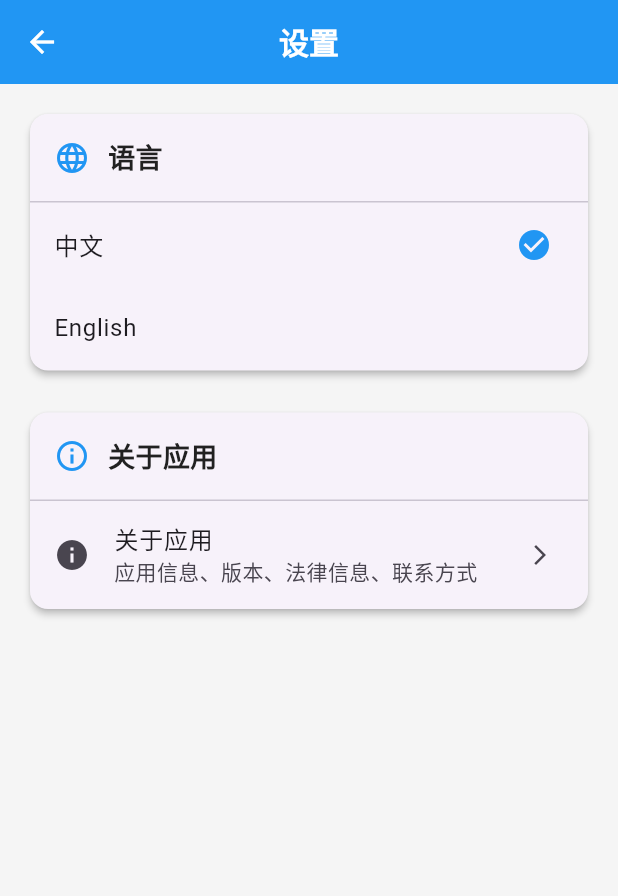
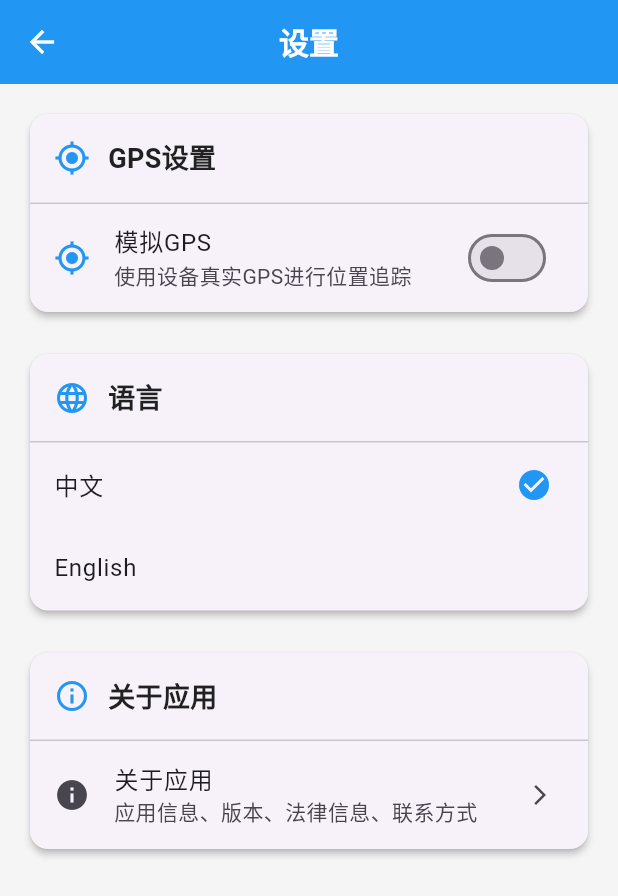
Before and after one commit to kreviazuk/flutter, a Flutter app: the SettingsScreen screen opened directly, on a phone screen of 412 x 824 dp. Shown: the top 896 px of the screen. Run offline on Flutter 3.47's test engine with Material 3 defaults, Android fonts, the phone set to English and light mode, and no system bars; our stand-ins replace geolocator, google_maps_flutter, image_picker, package_info_plus, permission_handler, shared_preferences; accounts and stored records are empty.

Commit message:
更新本地化文本，添加GPS设置相关内容，优化用户在设置GPS模式时的体验，确保应用在不同语言环境下提供准确的反馈。

```diff
--- /dev/null
+++ b/lib/core/services/gps_settings_service.dart
@@ -0,0 +1,27 @@
+import 'package:shared_preferences/shared_preferences.dart';
+
+/// GPS设置服务
+class GpsSettingsService {
+  static const String _simulateGpsKey = 'simulate_gps';
+
+  /// 获取是否启用GPS模拟
+  static Future<bool> getSimulateGpsEnabled() async {
+    try {
+      final prefs = await SharedPreferences.getInstance();
+      return prefs.getBool(_simulateGpsKey) ?? false; // 默认不启用模拟
+    } catch (e) {
+      print('获取GPS模拟设置失败: $e');
+      return false;
+    }
+  }
+
+  /// 设置是否启用GPS模拟
+  static Future<void> setSimulateGpsEnabled(bool enabled) async {
+    try {
+      final prefs = await SharedPreferences.getInstance();
+      await prefs.setBool(_simulateGpsKey, enabled);
+    } catch (e) {
+      print('保存GPS模拟设置失败: $e');
+    }
+  }
+}
--- a/lib/l10n/app_en.arb
+++ b/lib/l10n/app_en.arb
@@ -173,6 +173,12 @@
   "legalCompliance": "This app complies with relevant laws and regulations to protect user privacy rights",
   "aboutSubtitle": "App info, version, legal information, contact",
   "languageSwitchFailed": "Language switch failed: {error}",
+
+  "gpsSettings": "GPS Settings",
+  "simulateGps": "Simulate GPS",
+  "simulateGpsDescription": "Enable to use simulated GPS data for running tests",
+  "realGps": "Real GPS",
+  "realGpsDescription": "Use device's real GPS for location tracking",
   "@languageSwitchFailed": {
     "placeholders": {
       "error": {
@@ -202,6 +208,7 @@
   "averageSpeed": "Average Speed",
   "caloriesBurned": "Calories Burned",
   "realDataNote": "📱 Using real GPS to track your running route",
+  "simulatedDataNote": "📱 This is simulated GPS data for testing purposes",
   "startRealRun": "Start Running",
   "continueText": "Continue",
   "calories": "Calories",
--- a/lib/l10n/app_localizations.dart
+++ b/lib/l10n/app_localizations.dart
@@ -785,6 +785,36 @@ abstract class AppLocalizations {
   /// **'Language switch failed: {error}'**
   String languageSwitchFailed(String error);
 
+  /// No description provided for @gpsSettings.
+  ///
+  /// In en, this message translates to:
+  /// **'GPS Settings'**
+  String get gpsSettings;
+
+  /// No description provided for @simulateGps.
+  ///
+  /// In en, this message translates to:
+  /// **'Simulate GPS'**
+  String get simulateGps;
+
+  /// No description provided for @simulateGpsDescription.
+  ///
+  /// In en, this message translates to:
+  /// **'Enable to use simulated GPS data for running tests'**
+  String get simulateGpsDescription;
+
+  /// No description provided for @realGps.
+  ///
+  /// In en, this message translates to:
+  /// **'Real GPS'**
+  String get realGps;
+
+  /// No description provided for @realGpsDescription.
+  ///
+  /// In en, this message translates to:
+  /// **'Use device\'s real GPS for location tracking'**
+  String get realGpsDescription;
+
   /// No description provided for @readyToRun.
   ///
   /// In en, this message translates to:
@@ -892,6 +922,12 @@ abstract class AppLocalizations {
   /// In en, this message translates to:
   /// **'📱 Using real GPS to track your running route'**
   String get realDataNote;
+
+  /// No description provided for @simulatedDataNote.
+  ///
+  /// In en, this message translates to:
+  /// **'📱 This is simulated GPS data for testing purposes'**
+  String get simulatedDataNote;
 
   /// No description provided for @startRealRun.
   ///
--- a/lib/l10n/app_localizations_en.dart
+++ b/lib/l10n/app_localizations_en.dart
@@ -368,6 +368,21 @@ class AppLocalizationsEn extends AppLocalizations {
   }
 
   @override
+  String get gpsSettings => 'GPS Settings';
+
+  @override
+  String get simulateGps => 'Simulate GPS';
+
+  @override
+  String get simulateGpsDescription => 'Enable to use simulated GPS data for running tests';
+
+  @override
+  String get realGps => 'Real GPS';
+
+  @override
+  String get realGpsDescription => 'Use device\'s real GPS for location tracking';
+
+  @override
   String get readyToRun => '🏃‍♂️ Ready to start running!';
 
   @override
@@ -428,6 +443,9 @@ class AppLocalizationsEn extends AppLocalizations {
   String get realDataNote => '📱 Using real GPS to track your running route';
 
   @override
+  String get simulatedDataNote => '📱 This is simulated GPS data for testing purposes';
+
+  @override
   String get startRealRun => 'Start Running';
 
   @override
--- a/lib/l10n/app_localizations_zh.dart
+++ b/lib/l10n/app_localizations_zh.dart
@@ -368,6 +368,21 @@ class AppLocalizationsZh extends AppLocalizations {
   }
 
   @override
+  String get gpsSettings => 'GPS设置';
+
+  @override
+  String get simulateGps => '模拟GPS';
+
+  @override
+  String get simulateGpsDescription => '启用后将使用模拟GPS数据进行跑步测试';
+
+  @override
+  String get realGps => '真实GPS';
+
+  @override
+  String get realGpsDescription => '使用设备真实GPS进行位置追踪';
+
+  @override
   String get readyToRun => '🏃‍♂️ 准备开始跑步！';
 
   @override
@@ -428,6 +443,9 @@ class AppLocalizationsZh extends AppLocalizations {
   String get realDataNote => '📱 使用真实GPS追踪您的跑步路线';
 
   @override
+  String get simulatedDataNote => '📱 这是模拟GPS数据，用于测试功能';
+
+  @override
   String get startRealRun => '开始跑步';
 
   @override
--- a/lib/l10n/app_zh.arb
+++ b/lib/l10n/app_zh.arb
@@ -129,6 +129,12 @@
   "aboutSubtitle": "应用信息、版本、法律信息、联系方式",
   "languageSwitchFailed": "语言切换失败: {error}",
 
+  "gpsSettings": "GPS设置",
+  "simulateGps": "模拟GPS",
+  "simulateGpsDescription": "启用后将使用模拟GPS数据进行跑步测试",
+  "realGps": "真实GPS",
+  "realGpsDescription": "使用设备真实GPS进行位置追踪",
+
   "readyToRun": "🏃‍♂️ 准备开始跑步！",
   "startYourJourney": "🎉 开始你的跑步之旅！",
   "almostReady": "⚡ 马上就要开始了...",
@@ -150,6 +156,7 @@
   "averageSpeed": "平均速度",
   "caloriesBurned": "消耗卡路里",
   "realDataNote": "📱 使用真实GPS追踪您的跑步路线",
+  "simulatedDataNote": "📱 这是模拟GPS数据，用于测试功能",
   "startRealRun": "开始跑步",
   "continueText": "继续",
   "calories": "卡路里",
--- a/lib/presentation/screens/settings_screen.dart
+++ b/lib/presentation/screens/settings_screen.dart
@@ -1,6 +1,7 @@
 import 'package:flutter/material.dart';
 import '../theme/app_colors.dart';
 import '../../core/services/language_service.dart';
+import '../../core/services/gps_settings_service.dart';
 import '../../l10n/app_localizations.dart';
 import 'about_screen.dart';
 
@@ -14,6 +15,23 @@ class SettingsScreen extends StatefulWidget {
 
 class _SettingsScreenState extends State<SettingsScreen> {
   final LanguageService _languageService = LanguageService();
+  bool _isSimulateGpsEnabled = false;
+  bool _isLoadingGpsSettings = true;
+
+  @override
+  void initState() {
+    super.initState();
+    _loadGpsSettings();
+  }
+
+  /// 加载GPS设置
+  Future<void> _loadGpsSettings() async {
+    final isEnabled = await GpsSettingsService.getSimulateGpsEnabled();
+    setState(() {
+      _isSimulateGpsEnabled = isEnabled;
+      _isLoadingGpsSettings = false;
+    });
+  }
 
   @override
   Widget build(BuildContext context) {
@@ -30,6 +48,11 @@ class _SettingsScreenState extends State<SettingsScreen> {
       body: ListView(
         padding: const EdgeInsets.all(16),
         children: [
+          // GPS设置
+          _buildGpsSection(context, l10n),
+
+          const SizedBox(height: 20),
+
           // 语言设置
           _buildLanguageSection(context, l10n),
 
@@ -40,6 +63,86 @@ class _SettingsScreenState extends State<SettingsScreen> {
         ],
       ),
     );
+  }
+
+  /// 构建GPS设置部分
+  Widget _buildGpsSection(BuildContext context, AppLocalizations l10n) {
+    return Card(
+      elevation: 2,
+      shape: RoundedRectangleBorder(
+        borderRadius: BorderRadius.circular(12),
+      ),
+      child: Column(
+        crossAxisAlignment: CrossAxisAlignment.start,
+        children: [
+          Padding(
+            padding: const EdgeInsets.all(16),
+            child: Row(
+              children: [
+                Icon(
+                  Icons.gps_fixed,
+                  color: AppColors.primary,
+                  size: 24,
+                ),
+                const SizedBox(width: 12),
+                Text(
+                  l10n.gpsSettings,
+                  style: TextStyle(
+                    fontSize: 18,
+                    fontWeight: FontWeight.bold,
+                    color: AppColors.textPrimary,
+                  ),
+                ),
+              ],
+            ),
+          ),
+          const Divider(height: 1),
+
+          // GPS模式切换
+          if (_isLoadingGpsSettings)
+            const Padding(
+              padding: EdgeInsets.all(16),
+              child: Center(child: CircularProgressIndicator()),
+            )
+          else ...[
+            SwitchListTile(
+              title: Text(l10n.simulateGps),
+              subtitle: Text(
+                  _isSimulateGpsEnabled ? l10n.simulateGpsDescription : l10n.realGpsDescription),
+              value: _isSimulateGpsEnabled,
+              onChanged: _toggleGpsMode,
+              activeColor: AppColors.primary,
+              secondary: Icon(
+                _isSimulateGpsEnabled ? Icons.play_circle : Icons.gps_fixed,
+                color: AppColors.primary,
+              ),
+            ),
+          ],
+        ],
+      ),
+    );
+  }
+
+  /// 切换GPS模式
+  Future<void> _toggleGpsMode(bool value) async {
+    setState(() {
+      _isSimulateGpsEnabled = value;
+    });
+
+    await GpsSettingsService.setSimulateGpsEnabled(value);
+
+    if (mounted) {
+      final l10n = AppLocalizations.of(context)!;
+      ScaffoldMessenger.of(context).showSnackBar(
+        SnackBar(
+          content: Text(
+            value ? l10n.simulateGpsDescription : l10n.realGpsDescription,
+          ),
+          backgroundColor: AppColors.success,
+          duration: const Duration(seconds: 2),
+        ),
+      );
+    }
   }
 
   /// 构建语言设置部分
```
Also changed, not shown: lib/presentation/screens/running_screen_gmaps.dart (+128 -36 lines).
